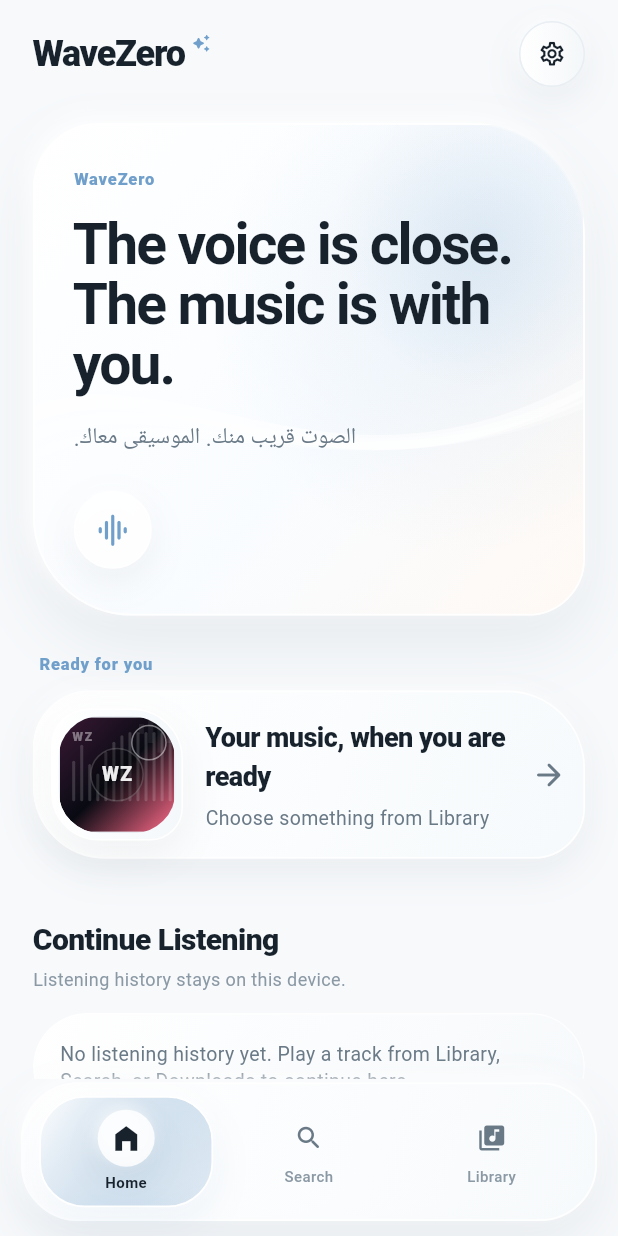
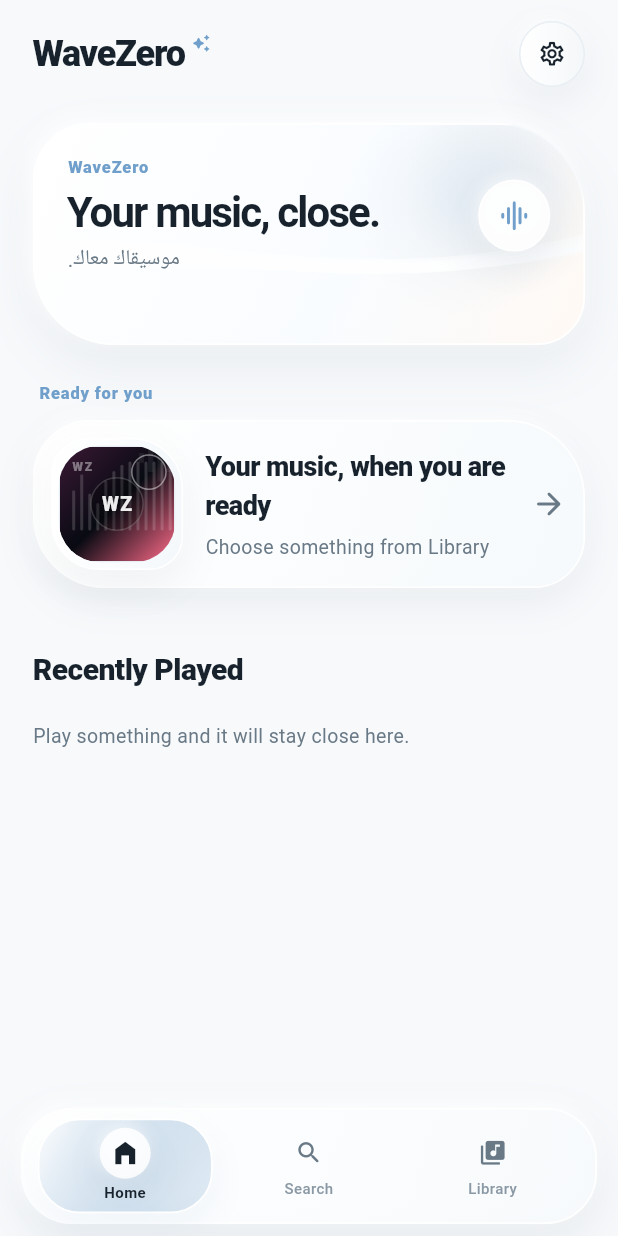
Before and after one commit to omarkhair70-droid/wavezero, a Flutter app: the screen it shows after launch, on a phone screen of 412 x 824 dp. Run offline on Flutter 3.47's test engine with Material 3 defaults, Android fonts, the phone set to English and light mode, and no system bars; our stand-ins replace shared_preferences; network calls fail.

Commit message:
WaveZero V2: daily-driver quality pass
* Fix Library nested scroll trap

* Plan WaveZero V2 daily-driver quality pass

* Make Continue Listening resume only meaningful sessions

* Cover meaningful Continue Listening selection

* Deduplicate Home listening history

* Auto-refresh Device Music on entry

* Bring Home music above the fold

* Make Device Music one-tap and self-refreshing

* Remove Search nested scroll trap

* Tighten the daily-driver bottom navigation

* Cover quieter deduplicated Home history

* Clean Search imports after scroll simplification

* Cover Device Music entry refresh

```diff
--- a/apps/flutter/wavezero_app/lib/app/app_shell/wavezero_bottom_navigation.dart
+++ b/apps/flutter/wavezero_app/lib/app/app_shell/wavezero_bottom_navigation.dart
@@ -22,27 +22,27 @@
   @override
   Widget build(BuildContext context) => SafeArea(
         top: false,
-        minimum: const EdgeInsets.fromLTRB(14, 2, 14, 10),
+        minimum: const EdgeInsets.fromLTRB(14, 2, 14, 8),
         child: Column(
           mainAxisSize: MainAxisSize.min,
           children: [
             if (miniPlayer != null) ...[
               miniPlayer!,
-              const SizedBox(height: 10),
+              const SizedBox(height: 8),
             ],
             Container(
-              padding: const EdgeInsets.symmetric(horizontal: 8, vertical: 8),
+              padding: const EdgeInsets.symmetric(horizontal: 7, vertical: 6),
               decoration: BoxDecoration(
                 gradient: const LinearGradient(
                   begin: Alignment.topLeft,
                   end: Alignment.bottomRight,
                   colors: [Color(0xFAFFFFFF), Color(0xF1F7FAFC)],
                 ),
-                borderRadius: BorderRadius.circular(38),
+                borderRadius: BorderRadius.circular(34),
                 border: Border.all(color: const Color(0xE6FFFFFF), width: 1.2),
                 boxShadow: const [
-                  BoxShadow(color: Color(0x120B2438), blurRadius: 32, offset: Offset(0, 14)),
-                  BoxShadow(color: Color(0xD9FFFFFF), blurRadius: 10, offset: Offset(-3, -4)),
+                  BoxShadow(color: Color(0x120B2438), blurRadius: 28, offset: Offset(0, 12)),
+                  BoxShadow(color: Color(0xD9FFFFFF), blurRadius: 9, offset: Offset(-3, -4)),
                 ],
               ),
               child: Row(
@@ -90,7 +90,7 @@
           padding: const EdgeInsets.symmetric(horizontal: 3),
           child: WzPressableSurface(
             onTap: onTap,
-            radius: 30,
+            radius: 28,
             decoration: selected
                 ? BoxDecoration(
                     gradient: LinearGradient(
@@ -98,18 +98,18 @@
                       end: Alignment.bottomRight,
                       colors: [Colors.white, accent.withValues(alpha: 0.14)],
                     ),
-                    borderRadius: BorderRadius.circular(30),
+                    borderRadius: BorderRadius.circular(28),
                     border: Border.all(color: Colors.white, width: 1.1),
                     boxShadow: [
-                      BoxShadow(color: accent.withValues(alpha: 0.12), blurRadius: 24, offset: const Offset(0, 10)),
-                      const BoxShadow(color: Color(0xBFFFFFFF), blurRadius: 10, offset: Offset(-2, -3)),
+                      BoxShadow(color: accent.withValues(alpha: 0.11), blurRadius: 20, offset: const Offset(0, 8)),
+                      const BoxShadow(color: Color(0xBFFFFFFF), blurRadius: 8, offset: Offset(-2, -3)),
                     ],
                   )
                 : BoxDecoration(
                     color: Colors.transparent,
-                    borderRadius: BorderRadius.circular(30),
+                    borderRadius: BorderRadius.circular(28),
                   ),
-            padding: const EdgeInsets.symmetric(horizontal: 4, vertical: 9),
+            padding: const EdgeInsets.symmetric(horizontal: 4, vertical: 6),
             child: AnimatedSize(
               duration: WzMotion.normal,
               curve: WzMotion.curve,
@@ -119,8 +119,8 @@
                   AnimatedContainer(
                     duration: WzMotion.normal,
                     curve: WzMotion.curve,
-                    width: selected ? 38 : 30,
-                    height: selected ? 38 : 30,
+                    width: selected ? 34 : 28,
+                    height: selected ? 34 : 28,
                     decoration: BoxDecoration(
                       shape: BoxShape.circle,
                       color: selected ? Colors.white.withValues(alpha: 0.84) : Colors.transparent,
@@ -129,11 +129,11 @@
                     alignment: Alignment.center,
                     child: Icon(
                       icon,
-                      size: selected ? 22 : 20,
+                      size: selected ? 20 : 19,
                       color: selected ? WzColors.textPrimary : WzColors.textMuted,
                     ),
                   ),
-                  const SizedBox(height: 4),
+                  const SizedBox(height: 3),
                   Text(
                     label,
                     maxLines: 1,
--- a/apps/flutter/wavezero_app/lib/features/history/history_selection.dart
+++ b/apps/flutter/wavezero_app/lib/features/history/history_selection.dart
@@ -1,9 +1,22 @@
 import 'listening_history_service.dart';
+
+const int _minimumResumePositionMs = 8000;
+const int _completedTailThresholdMs = 12000;
 
 WzListeningHistoryEntry? wzContinueListeningEntry(
   List<WzListeningHistoryEntry> entries,
-) =>
-    entries.isEmpty ? null : entries.first;
+) {
+  for (final entry in entries) {
+    if (entry.lastPositionMs < _minimumResumePositionMs) continue;
+    final durationMs = entry.durationMs;
+    if (durationMs != null && durationMs > 0) {
+      final remainingMs = durationMs - entry.lastPositionMs;
+      if (remainingMs <= _completedTailThresholdMs) continue;
+    }
+    return entry;
+  }
+  return null;
+}
 
 WzListeningHistoryEntry? wzMostPlayedHistoryEntry(
   List<WzListeningHistoryEntry> entries,
--- a/apps/flutter/wavezero_app/lib/features/home/consumer_home.dart
+++ b/apps/flutter/wavezero_app/lib/features/home/consumer_home.dart
@@ -16,7 +16,7 @@
 
   @override
   Widget build(BuildContext context) => Container(
-        constraints: const BoxConstraints(minHeight: 250),
+        constraints: const BoxConstraints(minHeight: 148),
         decoration: BoxDecoration(
           gradient: const LinearGradient(
             begin: Alignment.topLeft,
@@ -25,15 +25,15 @@
             stops: [0.0, 0.58, 1.0],
           ),
           borderRadius: const BorderRadius.only(
-            topLeft: Radius.circular(44),
-            topRight: Radius.circular(76),
-            bottomLeft: Radius.circular(66),
-            bottomRight: Radius.circular(38),
+            topLeft: Radius.circular(38),
+            topRight: Radius.circular(60),
+            bottomLeft: Radius.circular(54),
+            bottomRight: Radius.circular(32),
           ),
           border: Border.all(color: const Color(0xF2FFFFFF), width: 1.2),
           boxShadow: const [
-            BoxShadow(color: Color(0x130D2A40), blurRadius: 38, offset: Offset(0, 17)),
-            BoxShadow(color: Color(0xDFFFFFFF), blurRadius: 12, offset: Offset(-4, -5)),
+            BoxShadow(color: Color(0x100D2A40), blurRadius: 30, offset: Offset(0, 13)),
+            BoxShadow(color: Color(0xDFFFFFFF), blurRadius: 10, offset: Offset(-3, -4)),
           ],
         ),
         clipBehavior: Clip.antiAlias,
@@ -41,43 +41,47 @@
           children: [
             Positioned.fill(child: CustomPaint(painter: _HomeRibbonPainter(accent: themeConfig.accent))),
             Positioned(
-              right: -34,
-              top: -24,
+              right: -22,
+              top: -30,
               child: Container(
-                width: 200,
-                height: 200,
+                width: 142,
+                height: 142,
                 decoration: BoxDecoration(
                   shape: BoxShape.circle,
                   gradient: RadialGradient(
-                    colors: [themeConfig.accent.withValues(alpha: 0.15), themeConfig.accent.withValues(alpha: 0.0)],
+                    colors: [themeConfig.accent.withValues(alpha: 0.14), themeConfig.accent.withValues(alpha: 0.0)],
                   ),
                 ),
               ),
             ),
             Padding(
-              padding: const EdgeInsets.fromLTRB(26, 28, 26, 30),
-              child: ConstrainedBox(
-                constraints: const BoxConstraints(maxWidth: 380),
+              padding: const EdgeInsets.fromLTRB(22, 20, 22, 20),
+              child: Row(
+                children: [
+                  Expanded(
                     child: Column(
                       crossAxisAlignment: CrossAxisAlignment.start,
                       mainAxisSize: MainAxisSize.min,
                       children: [
                         Text('WaveZero', style: WzText.eyebrow.copyWith(color: themeConfig.accent)),
-                    const SizedBox(height: 16),
+                        const SizedBox(height: 8),
                         Text(
-                      'The voice is close.\nThe music is with you.',
-                      style: WzText.display.copyWith(fontSize: 38, height: 1.05, fontWeight: FontWeight.w700),
+                          'Your music, close.',
+                          style: WzText.display.copyWith(fontSize: 28, height: 1.02, fontWeight: FontWeight.w700),
                         ),
-                    const SizedBox(height: 18),
+                        const SizedBox(height: 7),
                         Text(
-                      'الصوت قريب منك. الموسيقى معاك.',
+                          'موسيقاك معاك.',
                           textDirection: TextDirection.rtl,
-                      style: WzText.body.copyWith(fontSize: 15, color: WzColors.textMuted),
+                          style: WzText.body.copyWith(fontSize: 14, color: WzColors.textMuted),
                         ),
-                    const SizedBox(height: 24),
+                      ],
+                    ),
+                  ),
+                  const SizedBox(width: 12),
                   Container(
-                      width: 52,
-                      height: 52,
+                    width: 48,
+                    height: 48,
                     decoration: BoxDecoration(
                       shape: BoxShape.circle,
                       color: const Color(0xDFFFFFFF),
@@ -85,10 +89,9 @@
                       boxShadow: WzSurface.softShadows,
                     ),
                     alignment: Alignment.center,
-                      child: Icon(Icons.graphic_eq_rounded, color: themeConfig.accent, size: 25),
+                    child: Icon(Icons.graphic_eq_rounded, color: themeConfig.accent, size: 23),
                   ),
                 ],
-                ),
               ),
             ),
           ],
--- a/apps/flutter/wavezero_app/lib/features/home/home_curated_history.dart
+++ b/apps/flutter/wavezero_app/lib/features/home/home_curated_history.dart
@@ -179,39 +179,44 @@
 
   @override
   Widget build(BuildContext context) {
-    final recent = entries.take(5).toList(growable: false);
+    final seenTrackIds = <String>{};
+    final continueTrackId = continueEntry?.trackId;
+    final recent = entries.where((entry) {
+      if (entry.trackId == continueTrackId) return false;
+      return seenTrackIds.add(entry.trackId);
+    }).take(5).toList(growable: false);
+
     return Column(
       crossAxisAlignment: CrossAxisAlignment.stretch,
       children: [
-        const Text('Continue Listening', style: WzText.title),
-        const SizedBox(height: 4),
-        const Text('Listening history stays on this device.', style: WzText.caption),
-        const SizedBox(height: 14),
-        if (continueEntry == null)
-          WzGlassCard(
-            child: const Text(
-              'No listening history yet. Play a track from Library, Search, or Downloads to continue here.',
-              style: WzText.body,
-            ),
-          )
-        else
+        if (continueEntry != null) ...[
+          const Text('Continue Listening', style: WzText.title),
+          const SizedBox(height: 4),
+          const Text('Pick up exactly where you left off.', style: WzText.caption),
+          const SizedBox(height: 14),
           _ContinueListeningCard(
             entry: continueEntry!,
             available: resolver(continueEntry!) != null,
             onPlay: () => onPlay(continueEntry!),
           ),
-        const SizedBox(height: 22),
+          const SizedBox(height: 22),
+        ],
         Row(
           children: [
             const Expanded(child: Text('Recently Played', style: WzText.title)),
-            TextButton(onPressed: onViewAll, child: const Text('View all')),
+            if (entries.isNotEmpty) TextButton(onPressed: onViewAll, child: const Text('View all')),
           ],
         ),
         const SizedBox(height: 8),
         if (recent.isEmpty)
-          const Padding(
-            padding: EdgeInsets.symmetric(vertical: 12),
-            child: Text('No listening history yet. Play a track to start.', style: WzText.body),
+          Padding(
+            padding: const EdgeInsets.symmetric(vertical: 12),
+            child: Text(
+              continueEntry == null
+                  ? 'Play something and it will stay close here.'
+                  : 'That is the only recent track for now.',
+              style: WzText.body,
+            ),
           )
         else
           ...recent.map(
@@ -288,7 +293,7 @@
             ),
             const SizedBox(width: 10),
             WzSculptedIconButton(
-              tooltip: entry.lastPositionMs > 0 ? 'Continue' : 'Play',
+              tooltip: 'Continue',
               icon: Icons.play_arrow_rounded,
               size: 50,
               iconSize: 24,
```
Also changed, not shown: apps/flutter/wavezero_app/lib/features/library/library_catalog_panel.dart (+87 -8 lines), apps/flutter/wavezero_app/lib/features/library/library_source_overview.dart (+14 -6 lines), apps/flutter/wavezero_app/lib/features/search/search_page.dart (+3 -7 lines), 4 other files. Lines whose indentation alone changed are shown as unchanged.
